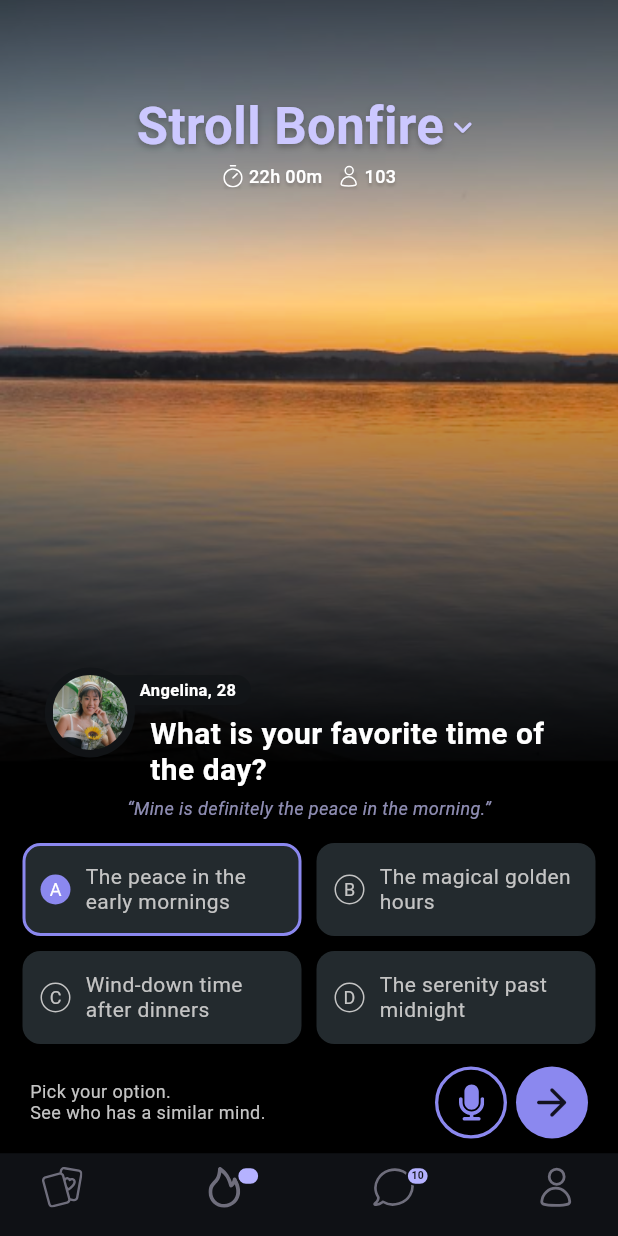
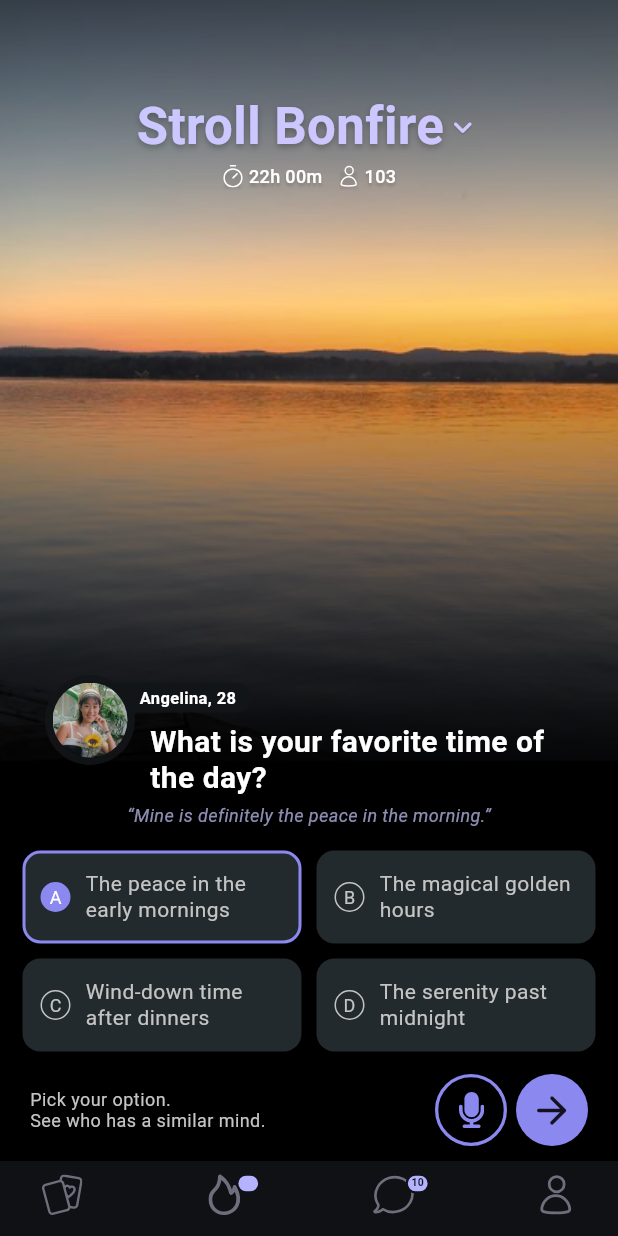
Before and after one commit to Lokesh-Singh-Bisht/task-1, a Flutter app: the screen it shows after launch, on a phone screen of 412 x 824 dp. Run offline on Flutter 3.47's test engine with Material 3 defaults, Android fonts, the phone set to English and light mode, and no system bars; our stand-ins replace flutter_svg, go_router, logger.

Commit message:
Minor changes

```diff
--- a/lib/screens/home_screen.dart
+++ b/lib/screens/home_screen.dart
@@ -23,7 +23,7 @@ class _HomeScreenState extends State<HomeScreen> {
       backgroundColor: AppThemeColors.bottomNavBarColor,
       resizeToAvoidBottomInset: false,
       bottomNavigationBar: Padding(
-        padding: EdgeInsets.only(bottom: Platform.isIOS ? 30 : 10),
+        padding: EdgeInsets.only(bottom: Platform.isIOS ? 30 : 5),
         child: NavigationBar(
           height: 45,
           backgroundColor: AppThemeColors.bottomNavBarColor,
```
